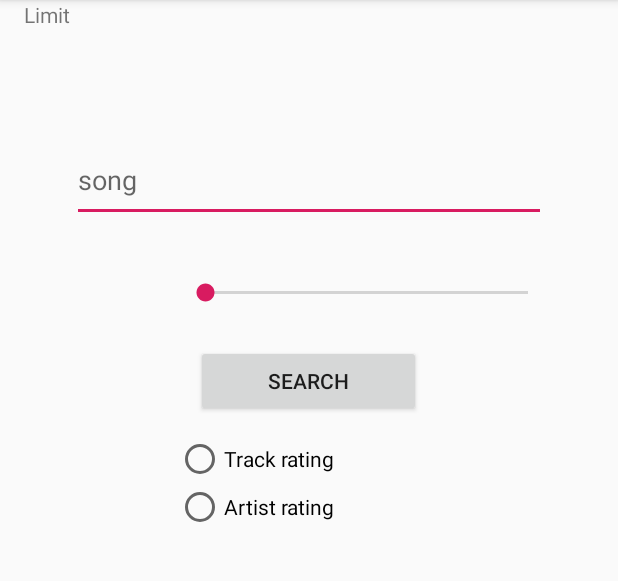
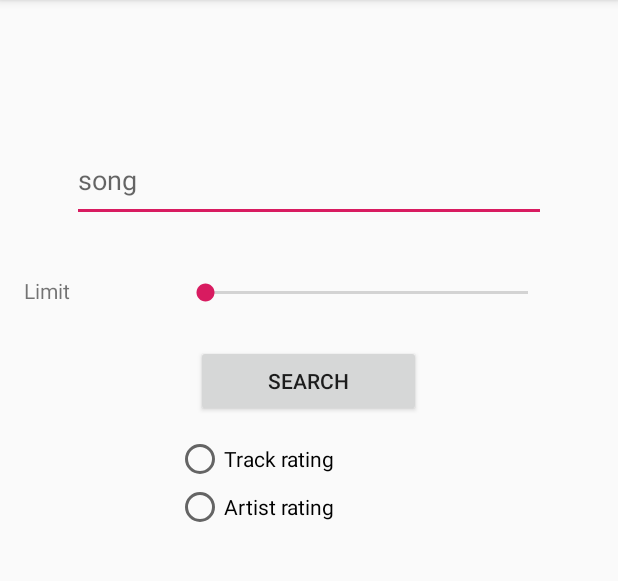
Before and after one commit to ankit-kejriwal/InClass07, an Android app: the screen it shows after launch (MainActivity), after a tap on "SEARCH", on a phone screen of 412 x 824 dp, the part 84-665 px from its top. Run offline under Robolectric (Android 15) with nearby library versions, the phone set to English and light mode, and no system bars.

```diff
--- a/app/src/main/java/com/example/inclass07/MainActivity.java
+++ b/app/src/main/java/com/example/inclass07/MainActivity.java
@@ -60,6 +60,15 @@ public class MainActivity extends AppCompatActivity {
             @Override
             public void onClick(View view) {
                 if(isConnected()) {
+                    String songname  ="q="+ editTextName.getText().toString();
+                    String apikey = "apikey="+ "87b16d1acd389a73b3ab2fb3bfb48ddf";
+                    String psize = "page_size" + seekBarLimit.getProgress();
+                    String tRating = "s_track_rating=desc";
+                    String url = "http://api.musixmatch.com/ws/1.1/track.search?"+ songname+"&" +psize+"&"+apikey+"&"+tRating;
+                    Log.d("demo",url);
+
+//                    q=new&page_size=10&apikey=87b16d1acd389a73b3ab2fb3bfb48ddf
+                    new GetNewsAsync().execute(url);
 
                 } else {
                     Toast.makeText(MainActivity.this, "No Active connection", Toast.LENGTH_SHORT).show();
@@ -102,15 +111,19 @@ public class MainActivity extends AppCompatActivity {
                     }
                     String json = stringBuilder.toString();
                     JSONObject root = new JSONObject(json);
-                    JSONArray articles = root.getJSONArray("articles");
-                    for(int i=0;i<20;i++){
-                        JSONObject articleJSON = articles.getJSONObject(i);
+                    JSONObject rootMessage  = root.getJSONObject("message");
+                    JSONObject rootBody  = rootMessage.getJSONObject("body");
+                    JSONArray songs = rootBody.getJSONArray("track_list");
+                    for(int i=0;i<songs.length();i++){
+                        JSONObject songJSON = songs.getJSONObject(i);
+                        JSONObject newSong = songJSON.getJSONObject("track");
+                        Log.d("demo",newSong+"");
                         Album song = new Album();
-                        song.track_name = articleJSON.getString("track_name");
-                        song.track_share_url = articleJSON.getString("track_share_url");
-                        song.album_name = articleJSON.getString("album_name");
-                        song.artist_name = articleJSON.getString("artist_name");
-                        song.updated_time = articleJSON.getString("updated_time");
+                        song.track_name = newSong.getString("track_name");
+                        song.track_share_url = newSong.getString("track_share_url");
+                        song.album_name = newSong.getString("album_name");
+                        song.artist_name = newSong.getString("artist_name");
+                        song.updated_time = newSong.getString("updated_time");
                         result.add(song);
                     }
                 }
@@ -146,7 +159,7 @@ public class MainActivity extends AppCompatActivity {
 
         @Override
         protected void onPostExecute(ArrayList<Album> albums) {
-            Log.d("demo",albums.toString());
+            progressDialog.dismiss();
         }
     }
 }
--- a/app/src/main/res/layout/activity_main.xml
+++ b/app/src/main/res/layout/activity_main.xml
@@ -32,9 +32,10 @@
         android:layout_width="wrap_content"
         android:layout_height="wrap_content"
         android:layout_marginStart="16dp"
+        android:layout_marginTop="36dp"
         android:text="Limit"
         app:layout_constraintStart_toStartOf="parent"
-        tools:layout_editor_absoluteY="186dp" />
+        app:layout_constraintTop_toBottomOf="@+id/editTextName" />
 
     <TextView
         android:id="@+id/textViewlimit"
@@ -61,10 +62,12 @@
         android:id="@+id/ListViewSource"
         android:layout_width="410dp"
         android:layout_height="350dp"
-        tools:layout_editor_absoluteX="2dp"
-        tools:layout_editor_absoluteY="377dp" />
+        android:layout_marginTop="12dp"
+        app:layout_constraintTop_toBottomOf="@+id/radioGroup"
+        tools:layout_editor_absoluteX="2dp" />
 
     <RadioGroup
+        android:id="@+id/radioGroup"
         android:layout_width="177dp"
         android:layout_height="68dp"
         android:layout_marginTop="12dp"
```
